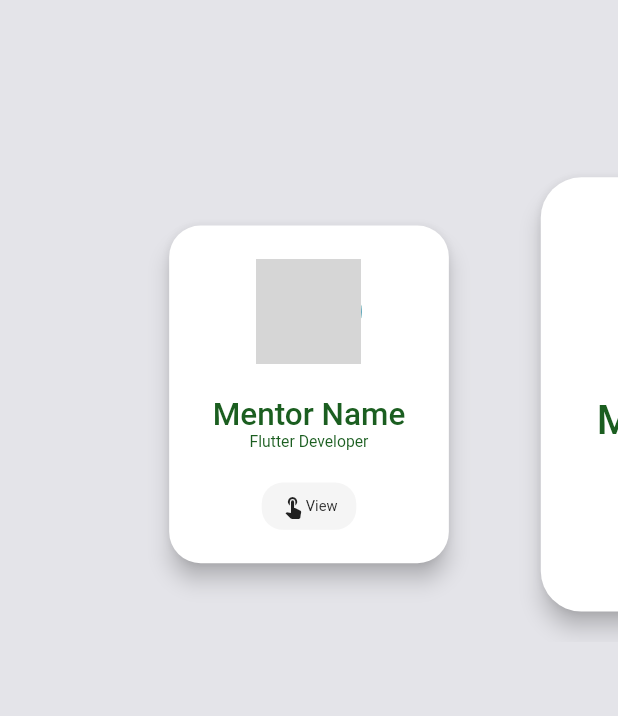
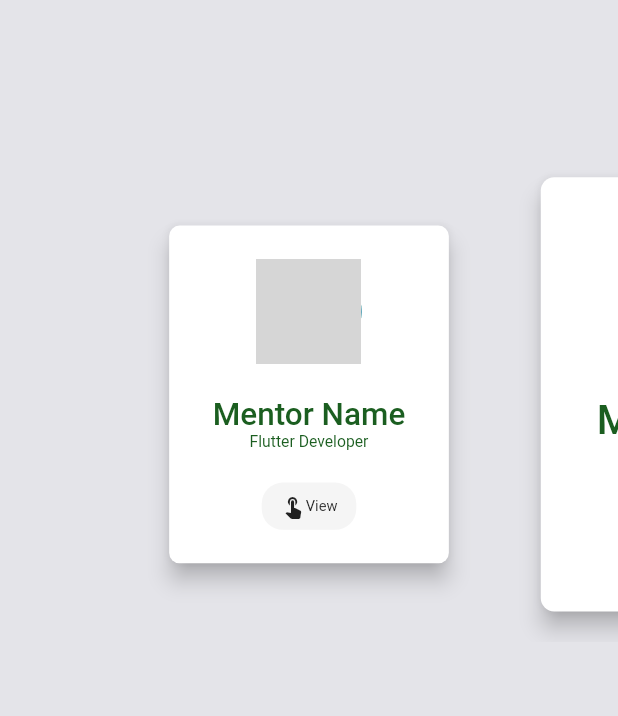
Before and after one commit to adityathakurxd/university, a Flutter app: the MentorScreen screen opened directly, on a phone screen of 412 x 824 dp. Shown: the top 716 px of the screen. Run offline on Flutter 3.47's test engine with Material 2 defaults, Android fonts, the phone set to English and light mode, and no system bars; our stand-ins replace cloud_firestore, firebase_auth, firebase_core, flutter_svg, flutter_swiper_null_safety, google_fonts and 1 more; accounts and stored records are empty; network calls fail; grey boxes are pictures that could not be loaded.

Commit message:
made the card less circular

```diff
--- a/lib/screens/mentor/widgets/mentor_preview_widget.dart
+++ b/lib/screens/mentor/widgets/mentor_preview_widget.dart
@@ -25,7 +25,7 @@ class _MentorWidgetState extends State<MentorWidget> {
               child: Card(
                 elevation: 6,
                 shape: RoundedRectangleBorder(
-                    borderRadius: BorderRadius.circular(30)),
+                    borderRadius: BorderRadius.circular(10)),
                 child: Center(
                   child: Column(
                     mainAxisAlignment: MainAxisAlignment.center,
```
